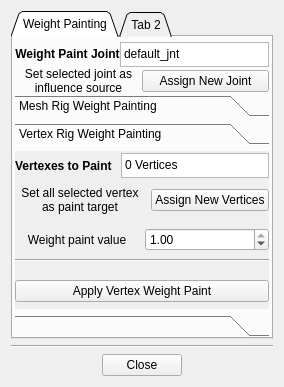
Old version of the form QtInterface/simple_rigging_tool_widget.ui in the repository MaoBoulve/Maya-Simple-Rigging-Tool.
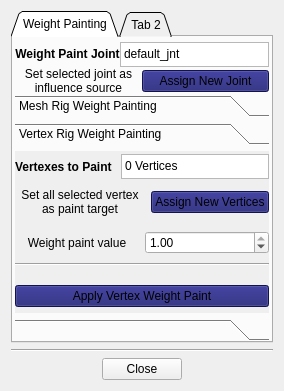
New version of the form. The open tabs and pages were chosen to show the change.

Commit message: Connecting Qt buttons to python events

Diff of the .ui file:
```diff
--- a/QtInterface/simple_rigging_tool_widget.ui
+++ b/QtInterface/simple_rigging_tool_widget.ui
@@ -7,7 +7,7 @@
     <x>0</x>
     <y>0</y>
     <width>284</width>
-    <height>387</height>
+    <height>391</height>
    </rect>
   </property>
   <property name="windowTitle">
@@ -170,6 +170,11 @@
                <property name="layoutDirection">
                 <enum>Qt::LeftToRight</enum>
                </property>
+               <property name="styleSheet">
+                <string notr="true">QPushButton{
+    background-color: midnightblue;
+}</string>
+               </property>
                <property name="text">
                 <string>Assign New Joint</string>
                </property>
@@ -510,7 +515,12 @@
                   </widget>
                  </item>
                  <item>
-                  <widget class="QPushButton" name="pushButton_3">
+                  <widget class="QPushButton" name="btn_assignWeightVertex">
+                   <property name="styleSheet">
+                    <string notr="true">QPushButton{
+    background-color: midnightblue;
+}</string>
+                   </property>
                    <property name="text">
                     <string>Assign New Vertices</string>
                    </property>
@@ -587,7 +597,12 @@
                <item>
                 <layout class="QHBoxLayout" name="horizontalLayout_16">
                  <item>
-                  <widget class="QPushButton" name="btn_vertexPaint">
+                  <widget class="QPushButton" name="btn_applyVertexPaint">
+                   <property name="styleSheet">
+                    <string notr="true">QPushButton{
+    background-color: midnightblue;
+}</string>
+                   </property>
                    <property name="text">
                     <string>Apply Vertex Weight Paint</string>
                    </property>
```
Left out of the diff: 16 changed lines with no effect on the pictures. The commit also changes 2 other files.
